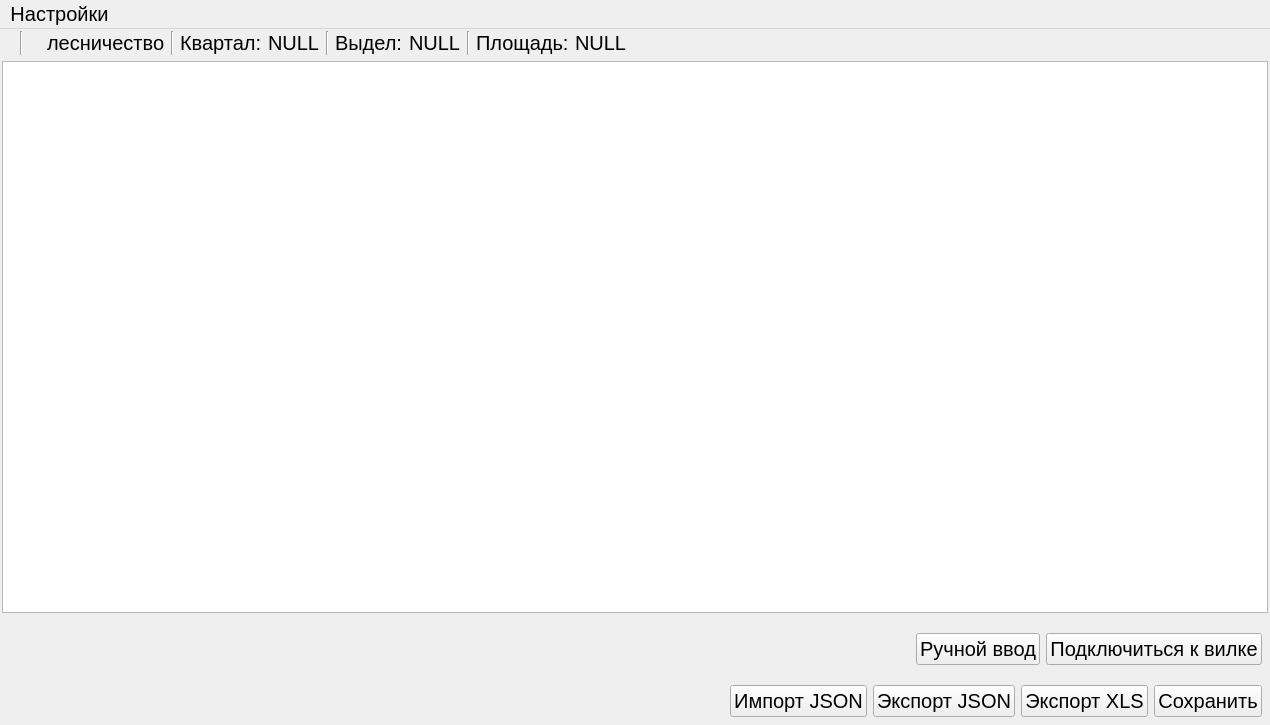
Above: modules/trial_area/src/gui/restatement.ui from daniluuuuuuuk/daniluuuuuuuk.github.io before the change. Below: the same form after it.
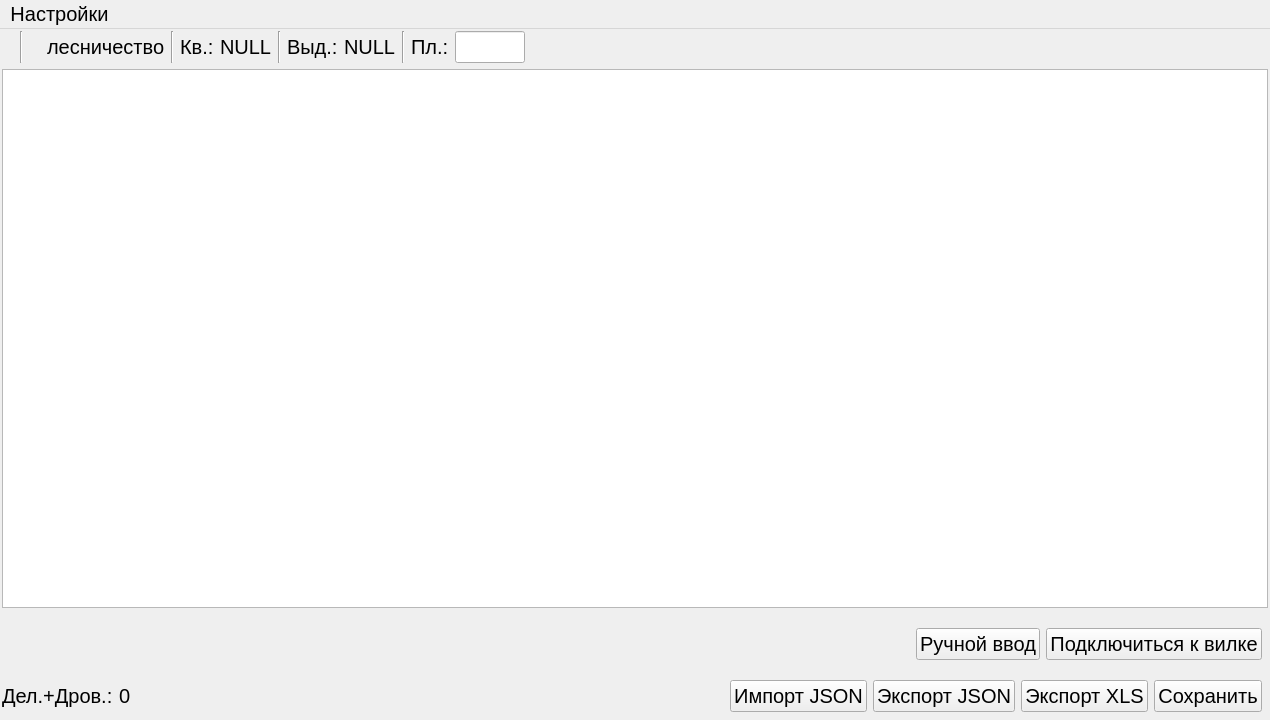
That is the form after the change.

What changed in the file:
```diff
--- a/modules/trial_area/src/gui/restatement.ui
+++ b/modules/trial_area/src/gui/restatement.ui
@@ -7,7 +7,7 @@
     <x>0</x>
     <y>0</y>
     <width>1270</width>
-    <height>725</height>
+    <height>720</height>
    </rect>
   </property>
   <property name="font">
@@ -75,7 +75,7 @@
       <item>
        <widget class="QLabel" name="label">
         <property name="text">
-         <string>Квартал:</string>
+         <string>Кв.:</string>
         </property>
        </widget>
       </item>
@@ -96,7 +96,7 @@
       <item>
        <widget class="QLabel" name="label_2">
         <property name="text">
-         <string>Выдел:</string>
+         <string>Выд.:</string>
         </property>
        </widget>
       </item>
@@ -117,14 +117,29 @@
       <item>
        <widget class="QLabel" name="label_9">
         <property name="text">
-         <string>Площадь:</string>
+         <string>Пл.:</string>
         </property>
        </widget>
       </item>
       <item>
-       <widget class="QLabel" name="label_10">
+       <widget class="QLineEdit" name="lineEdit">
+        <property name="maximumSize">
+         <size>
+          <width>70</width>
+          <height>16777215</height>
+         </size>
+        </property>
+        <property name="focusPolicy">
+         <enum>Qt::WheelFocus</enum>
+        </property>
+        <property name="inputMask">
+         <string/>
+        </property>
         <property name="text">
-         <string>NULL</string>
+         <string/>
+        </property>
+        <property name="placeholderText">
+         <string/>
         </property>
        </widget>
       </item>
@@ -278,6 +293,20 @@
       <property name="bottomMargin">
        <number>6</number>
       </property>
+      <item>
+       <widget class="QLabel" name="label_10">
+        <property name="text">
+         <string>Дел.+Дров.:</string>
+        </property>
+       </widget>
+      </item>
+      <item>
+       <widget class="QLabel" name="label_5">
+        <property name="text">
+         <string>0</string>
+        </property>
+       </widget>
+      </item>
       <item>
        <spacer name="horizontalSpacer">
         <property name="orientation">
```
